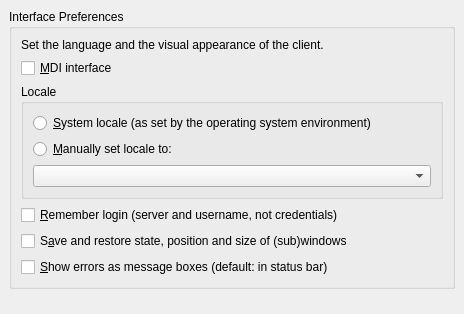
The window that qt/PreferencesDialogInterface.ui (Wolframe/qtClient) describes before a commit, drawn with Qt 5.
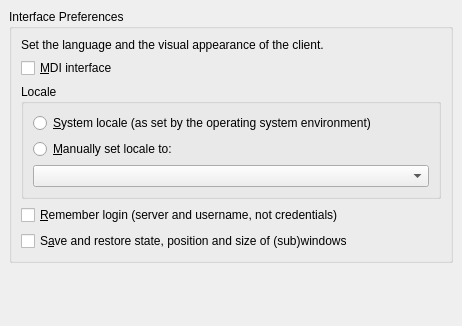
The same window after the commit.

Commit message: qtclient backport: no more error boxes preferences switch

Diff of the .ui file:
```diff
--- a/qt/PreferencesDialogInterface.ui
+++ b/qt/PreferencesDialogInterface.ui
@@ -6,8 +6,8 @@
    <rect>
     <x>0</x>
     <y>0</y>
-    <width>464</width>
-    <height>314</height>
+    <width>462</width>
+    <height>326</height>
    </rect>
   </property>
   <layout class="QGridLayout">
@@ -96,13 +96,6 @@
         </property>
        </widget>
       </item>
-      <item row="6" column="0">
-       <widget class="QCheckBox" name="errorsMessageBoxes">
-        <property name="text">
-         <string>&amp;Show errors as message boxes (default: in status bar)</string>
-        </property>
-       </widget>
-      </item>
      </layout>
     </widget>
    </item>
```
The commit also changes 5 other files.
